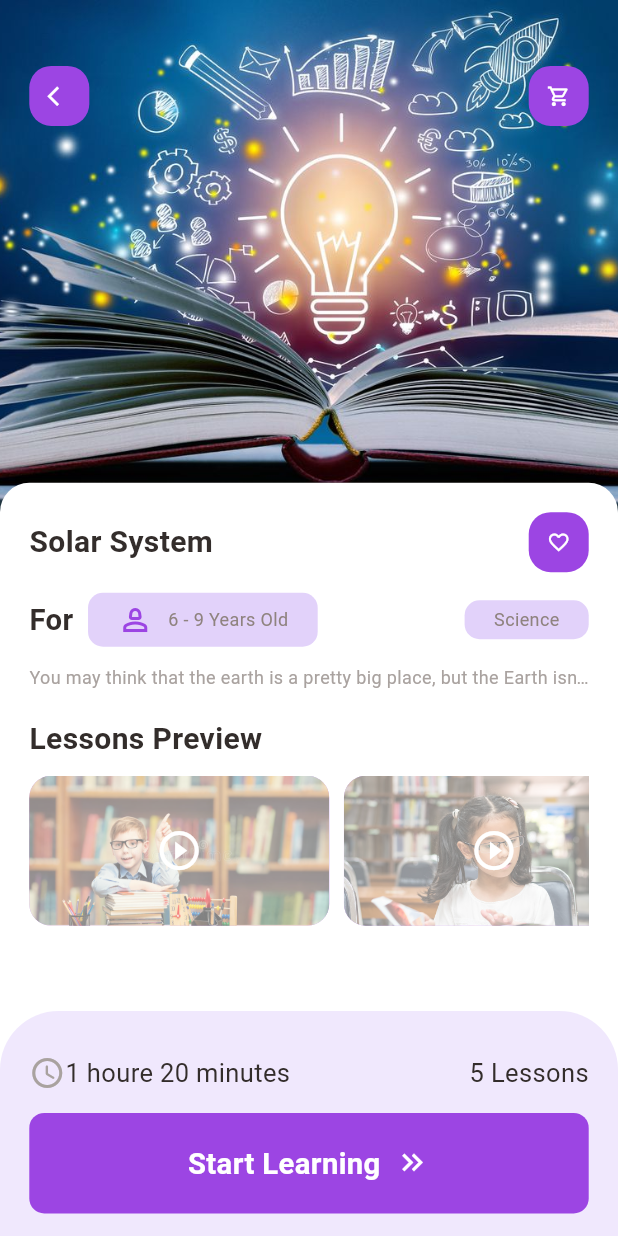
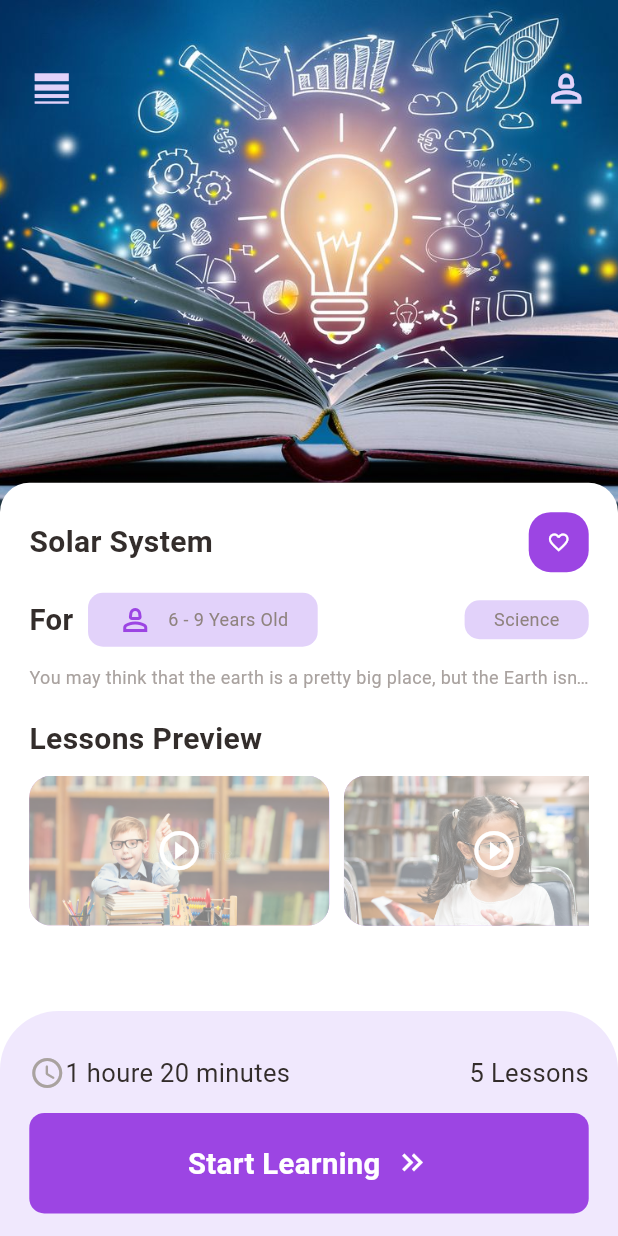
Before and after one commit to KmSaifulIslam/MojaruFlutterApp, a Flutter app: the DetailsPage screen opened by its route, on a phone screen of 412 x 824 dp. Run offline on Flutter 3.47's test engine with Material 2 defaults, Android fonts, the phone set to English and light mode, and no system bars; our stand-ins replace get, google_fonts.

Commit message:
Code refactor..

```diff
--- a/lib/pages/details_page.dart
+++ b/lib/pages/details_page.dart
@@ -32,7 +32,6 @@ class DetailsPage extends StatelessWidget {
               ),
             ),
           ),
-
           Positioned(
             top: Dimensions.height45,
             left: Dimensions.width20,
@@ -40,8 +39,8 @@ class DetailsPage extends StatelessWidget {
             child: const Row(
               mainAxisAlignment: MainAxisAlignment.spaceBetween,
               children: [
-                AppIcon(icon: Icons.arrow_back_ios),
-                AppIcon(icon: Icons.shopping_cart_outlined),
+                Icon(Icons.line_weight, color: Color(0xffe2d2fa), size: 30),
+                Icon(Icons.person_2_outlined, color: Color(0xffe2d2fa), size: 30),
               ],
             ),
           ),
--- a/lib/utils/colors.dart
+++ b/lib/utils/colors.dart
@@ -3,14 +3,11 @@ import 'dart:ui';
 class AppColors{
   static final Color textColor = const Color(0xFFccc7c5);
   static final Color mainColor = const Color(0xff9c45e3);
-  static final Color iconColor = const Color(0xFFffd28d);
-  static final Color iconColor2 = const Color(0xFFfcab88);
   static final Color paraColor = const Color(0xFF8f837f);
   static final Color buttonBackgroundColor = const Color(0xFFf7f6f4);
   static final Color singColor = const Color(0xFFa9a29f);
   static final Color titleColor = const Color(0xFF5c524f);
   static final Color mainBlackColor = const Color(0xFF332d2b);
-  static final Color yellowColor = const Color(0xFFffd379);
   static final Color contnerColor = const Color(0xffe2d2fa);
   static final Color buttomNavColor = const Color(0xfff0e8fd);
 }
```
